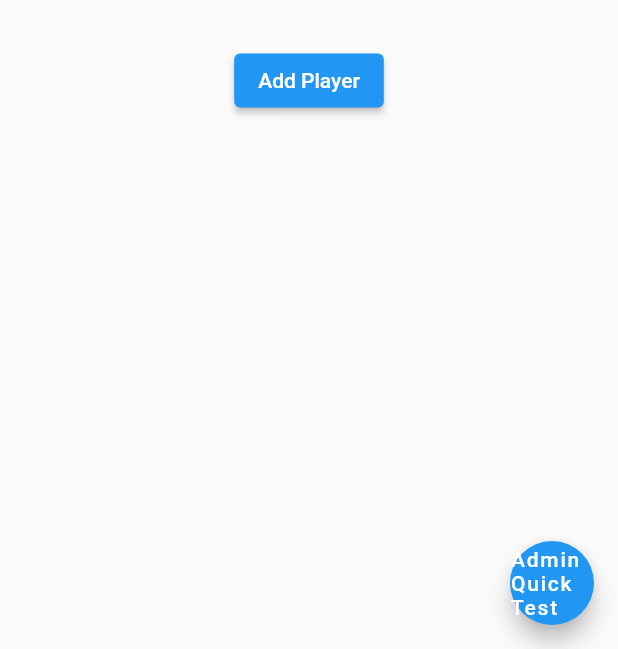
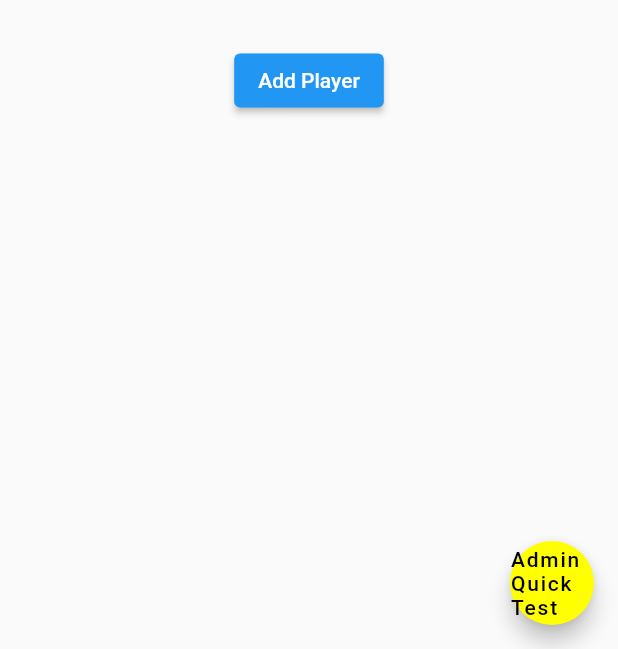
Before and after one commit to josat799/super-yatzy-hybrid-game, a Flutter app: the screen it shows after launch, on a phone screen of 412 x 824 dp, the part 587-1236 px from its top. Run offline on Flutter 3.47's test engine with Material 2 defaults, Android fonts, the phone set to English and light mode, and no system bars.

Commit message:
Created ColorScheme

```diff
--- a/lib/main.dart
+++ b/lib/main.dart
@@ -14,6 +14,7 @@
   Widget build(BuildContext context) {
     return MaterialApp(
       title: 'Flutter Demo',
+
       theme: ThemeData(
         // This is the theme of your application.
         //
@@ -25,6 +26,11 @@
         // Notice that the counter didn't reset back to zero; the application
         // is not restarted.
         primarySwatch: Colors.blue,
+        colorScheme: ColorScheme.fromSwatch(
+          primarySwatch: Colors.blue,
+          accentColor: Colors.yellowAccent,
+        ),
+        //colorScheme: ColorScheme(brightness: brightness, primary: primary, onPrimary: onPrimary, secondary: secondary, onSecondary: onSecondary, error: error, onError: onError, background: background, onBackground: onBackground, surface: surface, onSurface: onSurface)
       ),
       //home: const MyHomePage(title: 'Yatzy Board'),
       initialRoute: InitScreen.ROUTE,
```
